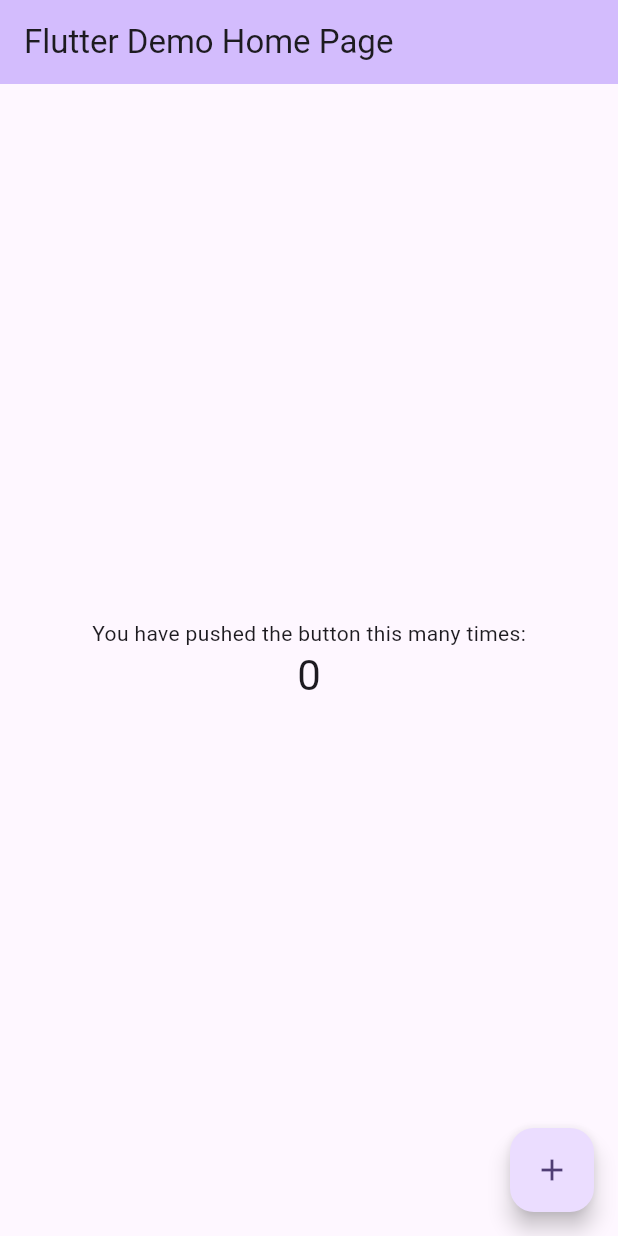
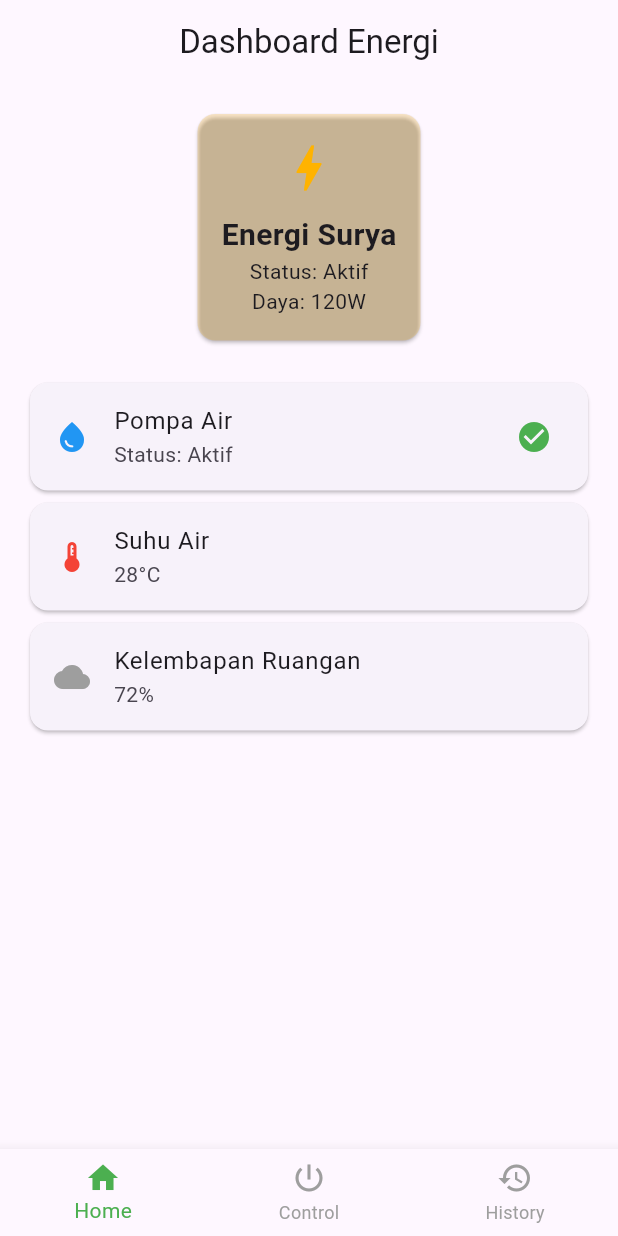
Before and after one commit to dimaaaasiii/flutter, a Flutter app: the screen it shows after launch, on a phone screen of 412 x 824 dp. Run offline on Flutter 3.47's test engine with Material 3 defaults, Android fonts, the phone set to English and light mode, and no system bars.

Commit message:
uji coba aplikasi

```diff
--- a/lib/main.dart
+++ b/lib/main.dart
@@ -1,122 +1,59 @@
 import 'package:flutter/material.dart';
+import 'screens/splash_screen.dart';
+import 'screens/home.dart';
+import 'screens/control_page.dart';
+import 'screens/page_history.dart';
 
 void main() {
-  runApp(const MyApp());
+  runApp(HydroEnergyApp());
 }
 
-class MyApp extends StatelessWidget {
-  const MyApp({super.key});
-
-  // This widget is the root of your application.
+class HydroEnergyApp extends StatelessWidget {
   @override
   Widget build(BuildContext context) {
     return MaterialApp(
-      title: 'Flutter Demo',
-      theme: ThemeData(
-        // This is the theme of your application.
-        //
-        // TRY THIS: Try running your application with "flutter run". You'll see
-        // the application has a purple toolbar. Then, without quitting the app,
-        // try changing the seedColor in the colorScheme below to Colors.green
-        // and then invoke "hot reload" (save your changes or press the "hot
-        // reload" button in a Flutter-supported IDE, or press "r" if you used
-        // the command line to start the app).
-        //
-        // Notice that the counter didn't reset back to zero; the application
-        // state is not lost during the reload. To reset the state, use hot
-        // restart instead.
-        //
-        // This works for code too, not just values: Most code changes can be
-        // tested with just a hot reload.
-        colorScheme: ColorScheme.fromSeed(seedColor: Colors.deepPurple),
-      ),
-      home: const MyHomePage(title: 'Flutter Demo Home Page'),
+      title: 'HydroEnergy Monitor',
+      debugShowCheckedModeBanner: false,
+      theme: ThemeData(primarySwatch: Colors.green),
+      home: SplashScreen(),
     );
   }
 }
 
-class MyHomePage extends StatefulWidget {
-  const MyHomePage({super.key, required this.title});
-
-  // This widget is the home page of your application. It is stateful, meaning
-  // that it has a State object (defined below) that contains fields that affect
-  // how it looks.
-
-  // This class is the configuration for the state. It holds the values (in this
-  // case the title) provided by the parent (in this case the App widget) and
-  // used by the build method of the State. Fields in a Widget subclass are
-  // always marked "final".
-
-  final String title;
-
+class MainPage extends StatefulWidget {
   @override
-  State<MyHomePage> createState() => _MyHomePageState();
+  _MainPageState createState() => _MainPageState();
 }
 
-class _MyHomePageState extends State<MyHomePage> {
-  int _counter = 0;
+class _MainPageState extends State<MainPage> {
+  int _selectedIndex = 0;
 
-  void _incrementCounter() {
+  final List<Widget> _pages = [HomePage(), ControlPage(), HistoryPage()];
+
+  void _onItemTapped(int index) {
     setState(() {
-      // This call to setState tells the Flutter framework that something has
-      // changed in this State, which causes it to rerun the build method below
-      // so that the display can reflect the updated values. If we changed
-      // _counter without calling setState(), then the build method would not be
-      // called again, and so nothing would appear to happen.
-      _counter++;
+      _selectedIndex = index;
     });
   }
 
   @override
   Widget build(BuildContext context) {
-    // This method is rerun every time setState is called, for instance as done
-    // by the _incrementCounter method above.
-    //
-    // The Flutter framework has been optimized to make rerunning build methods
-    // fast, so that you can just rebuild anything that needs updating rather
-    // than having to individually change instances of widgets.
     return Scaffold(
-      appBar: AppBar(
-        // TRY THIS: Try changing the color here to a specific color (to
-        // Colors.amber, perhaps?) and trigger a hot reload to see the AppBar
-        // change color while the other colors stay the same.
-        backgroundColor: Theme.of(context).colorScheme.inversePrimary,
-        // Here we take the value from the MyHomePage object that was created by
-        // the App.build method, and use it to set our appbar title.
-        title: Text(widget.title),
+      body: _pages[_selectedIndex],
+      bottomNavigationBar: BottomNavigationBar(
+        currentIndex: _selectedIndex,
+        selectedItemColor: Colors.green,
+        unselectedItemColor: Colors.grey,
+        onTap: _onItemTapped,
+        items: const [
+          BottomNavigationBarItem(icon: Icon(Icons.home), label: 'Home'),
+          BottomNavigationBarItem(
+            icon: Icon(Icons.power_settings_new),
+            label: 'Control',
+          ),
+          BottomNavigationBarItem(icon: Icon(Icons.history), label: 'History'),
+        ],
       ),
-      body: Center(
-        // Center is a layout widget. It takes a single child and positions it
-        // in the middle of the parent.
-        child: Column(
-          // Column is also a layout widget. It takes a list of children and
-          // arranges them vertically. By default, it sizes itself to fit its
-          // children horizontally, and tries to be as tall as its parent.
-          //
-          // Column has various properties to control how it sizes itself and
-          // how it positions its children. Here we use mainAxisAlignment to
-          // center the children vertically; the main axis here is the vertical
-          // axis because Columns are vertical (the cross axis would be
-          // horizontal).
-          //
-          // TRY THIS: Invoke "debug painting" (choose the "Toggle Debug Paint"
-          // action in the IDE, or press "p" in the console), to see the
-          // wireframe for each widget.
-          mainAxisAlignment: MainAxisAlignment.center,
-          children: <Widget>[
-            const Text('You have pushed the button this many times:'),
-            Text(
-              '$_counter',
-              style: Theme.of(context).textTheme.headlineMedium,
-            ),
-          ],
-        ),
-      ),
-      floatingActionButton: FloatingActionButton(
-        onPressed: _incrementCounter,
-        tooltip: 'Increment',
-        child: const Icon(Icons.add),
-      ), // This trailing comma makes auto-formatting nicer for build methods.
     );
   }
 }
--- /dev/null
+++ b/lib/screens/home.dart
@@ -0,0 +1,47 @@
+import 'package:flutter/material.dart';
+import '../widgets/status_energi.dart';
+
+class HomePage extends StatelessWidget {
+  @override
+  Widget build(BuildContext context) {
+    return Scaffold(
+      appBar: AppBar(title: Text('Dashboard Energi'), centerTitle: true),
+      body: Padding(
+        padding: const EdgeInsets.all(16.0),
+        child: Column(
+          children: [
+            EnergyStatusCard(
+              source: "Energi Surya",
+              status: "Aktif",
+              powerUsage: "120W",
+              color: Colors.amber.shade600,
+            ),
+            SizedBox(height: 20),
+            Card(
+              child: ListTile(
+                leading: Icon(Icons.water_drop, color: Colors.blue),
+                title: Text("Pompa Air"),
+                subtitle: Text("Status: Aktif"),
+                trailing: Icon(Icons.check_circle, color: Colors.green),
+              ),
+            ),
+            Card(
+              child: ListTile(
+                leading: Icon(Icons.thermostat, color: Colors.red),
+                title: Text("Suhu Air"),
+                subtitle: Text("28°C"),
+              ),
+            ),
+            Card(
+              child: ListTile(
+                leading: Icon(Icons.cloud, color: Colors.grey),
+                title: Text("Kelembapan Ruangan"),
+                subtitle: Text("72%"),
+              ),
+            ),
+          ],
+        ),
+      ),
+    );
+  }
+}
--- /dev/null
+++ b/lib/widgets/status_energi.dart
@@ -0,0 +1,38 @@
+import 'package:flutter/material.dart';
+
+class EnergyStatusCard extends StatelessWidget {
+  final String source;
+  final String status;
+  final String powerUsage;
+  final Color color;
+
+  const EnergyStatusCard({
+    required this.source,
+    required this.status,
+    required this.powerUsage,
+    required this.color,
+  });
+
+  @override
+  Widget build(BuildContext context) {
+    return Card(
+      color: color.withOpacity(0.2),
+      shape: RoundedRectangleBorder(borderRadius: BorderRadius.circular(12)),
+      child: Padding(
+        padding: const EdgeInsets.all(16.0),
+        child: Column(
+          children: [
+            Icon(Icons.bolt, color: color, size: 40),
+            SizedBox(height: 10),
+            Text(
+              source,
+              style: TextStyle(fontSize: 20, fontWeight: FontWeight.bold),
+            ),
+            Text("Status: $status"),
+            Text("Daya: $powerUsage"),
+          ],
+        ),
+      ),
+    );
+  }
+}
```
Also changed, not shown: lib/screens/control_page.dart (added, +77 -0 lines), lib/screens/page_history.dart (added, +28 -0 lines), lib/screens/splash_screen.dart (added, +47 -0 lines).
